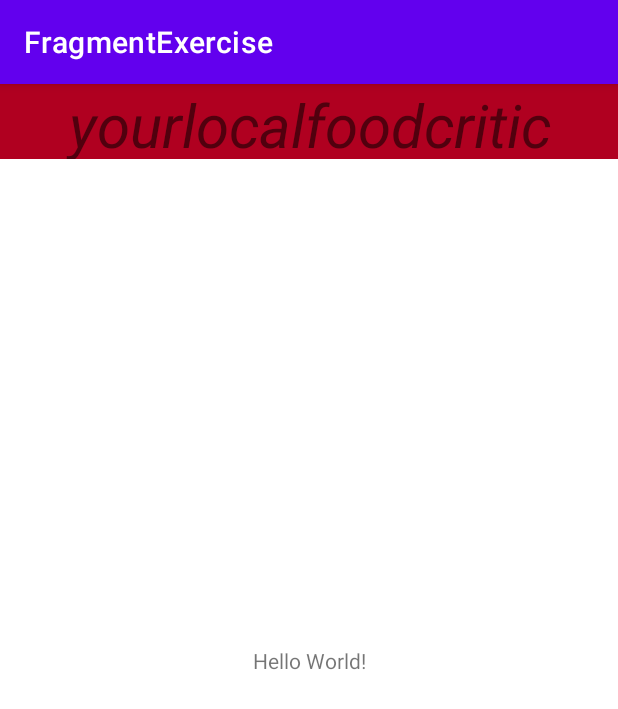
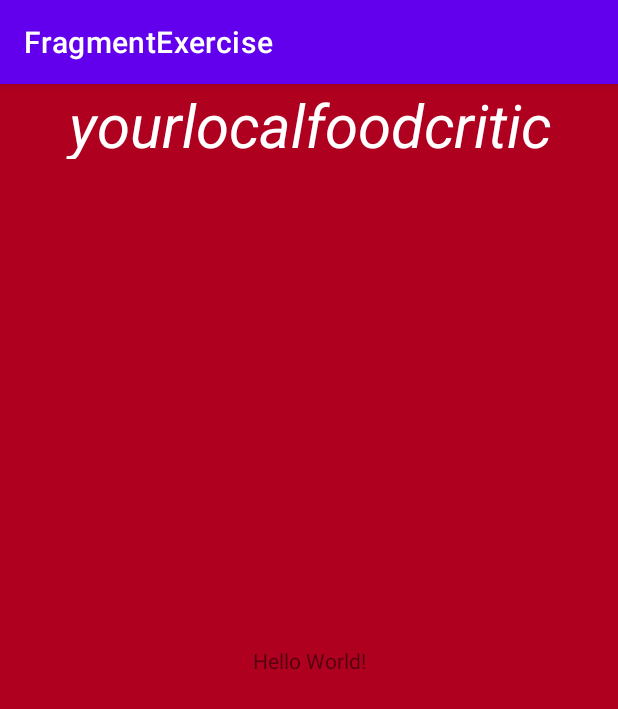
Before and after one commit to sahildev98/fragmentpractice, an Android app: the screen it shows after launch (MainActivity), on a phone screen of 412 x 824 dp. Shown: the top 709 px of the screen. Run offline under Robolectric (Android 15) with nearby library versions, the phone set to English and light mode, and no system bars.

Commit message:
Few Modifications on both activities.

```diff
--- a/app/src/main/res/layout/activity_main.xml
+++ b/app/src/main/res/layout/activity_main.xml
@@ -4,6 +4,7 @@
     xmlns:tools="http://schemas.android.com/tools"
     android:layout_width="match_parent"
     android:layout_height="match_parent"
+    android:background="@color/design_default_color_error"
     tools:context=".MainActivity">
 
     <TextView
--- a/app/src/main/res/layout/fragment_activity.xml
+++ b/app/src/main/res/layout/fragment_activity.xml
@@ -24,6 +24,7 @@
             android:background="@color/design_default_color_error"
             android:gravity="center_horizontal|center_vertical"
             android:text="@string/fragment_title"
+            android:textColor="@color/design_default_color_on_primary"
             android:textSize="40sp"
             android:textStyle="italic" />
     </LinearLayout>
```
